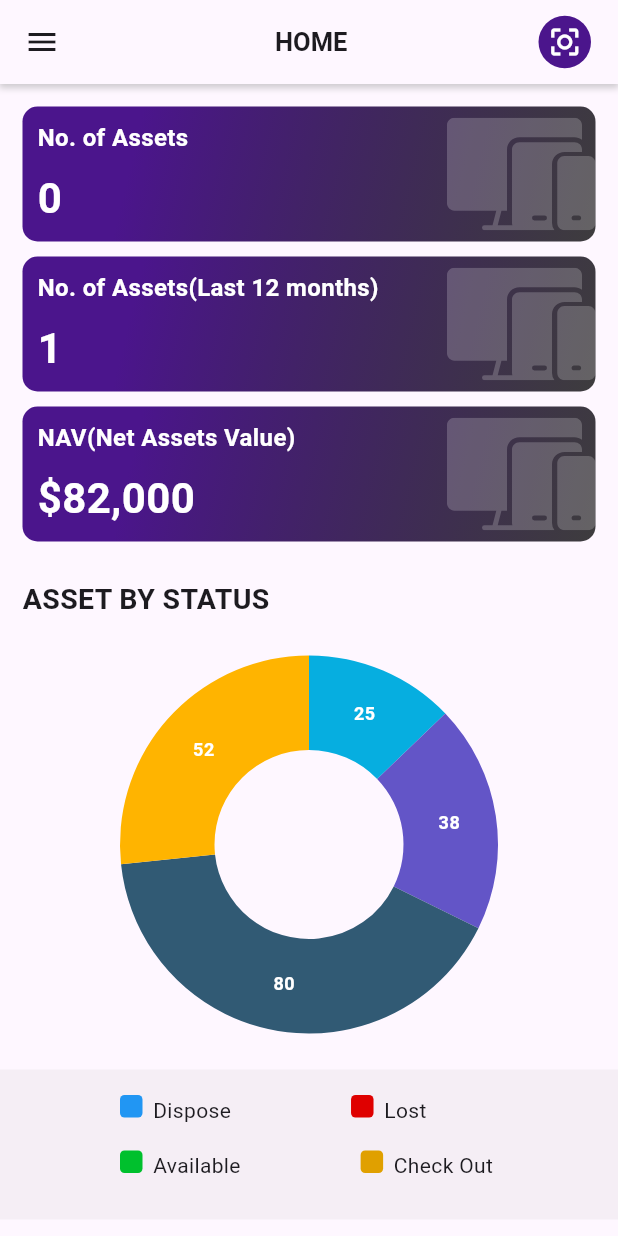
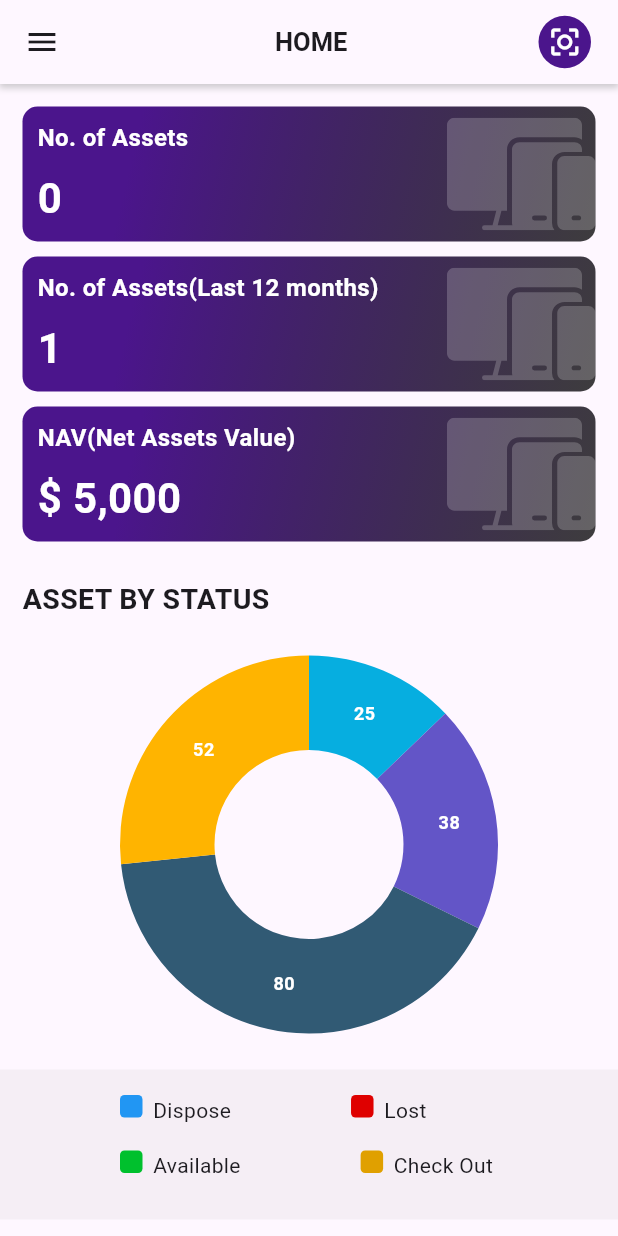
Before and after one commit to Subhan-Ayub/Grey-trunk-App, a Flutter app: the Dashboard screen opened by its route, on a phone screen of 412 x 824 dp. Run offline on Flutter 3.47's test engine with Material 3 defaults, Android fonts, the phone set to English and light mode, and no system bars; our stand-ins replace file_picker, flutter_blue, flutter_svg, get, get_storage, image_picker and 2 more; missing offline and left inert: simple_barcode_scanner; accounts and stored records are empty.

```diff
--- a/lib/src/ui/view/ScanHistory/foundAssets.dart
+++ b/lib/src/ui/view/ScanHistory/foundAssets.dart
@@ -12,7 +12,7 @@ class FoundAssets extends StatelessWidget {
       appBar: AppBar(
         title: Text(
           'SCAN RESULTS',
-          style: TextStyle(fontSize: 20, color: UIDataColors.commonColor),
+          style: TextStyle(fontSize: 20, color:Colors.black),
         ),
         centerTitle: true,
         backgroundColor: Colors.white,
--- a/lib/src/ui/view/addAsset.dart
+++ b/lib/src/ui/view/addAsset.dart
@@ -116,7 +116,6 @@ class AddAssets extends StatelessWidget {
                             );
                           },
                         );
-
                       },
                     ),
                     SizedBox(
@@ -476,6 +475,7 @@ String _getCategoryName(int index) {
       return 'Computer';
     case 6:
       return 'Furniture and Fixtures';
+
     case 7:
       return 'AV equipment';
     default:
--- a/lib/src/ui/view/dashboard.dart
+++ b/lib/src/ui/view/dashboard.dart
@@ -170,12 +170,12 @@ class Dashboard extends StatelessWidget {
                             fontSize: 16),
                       ),
                       Text(
-                        "\$82,000",
+                        "\$ 5,000",
                         style: TextStyle(
                             color: Colors.white,
                             fontWeight: FontWeight.w600,
                             fontSize: 28),
-                      )
+                      ),
                     ],
                   ),
                   SvgPicture.asset(
--- a/lib/src/ui/widgets/container_widget.dart
+++ b/lib/src/ui/widgets/container_widget.dart
@@ -17,7 +17,7 @@ class ContainerWidgets extends StatelessWidget {
   Widget build(BuildContext context) {
     return  Container(
       width: MediaQuery.of(context).size.width,
-      height: MediaQuery.of(context).size.height/3,
+      height: MediaQuery.of(context).size.height/2,
       color: UIDataColors.commonColor,
       child: Column(
         mainAxisAlignment: MainAxisAlignment.center,
--- a/lib/src/utils/routes/app_pages.dart
+++ b/lib/src/utils/routes/app_pages.dart
@@ -39,6 +39,8 @@ import 'package:flutter_application_1/src/ui/view/startScan.dart';
 import 'package:flutter_application_1/src/ui/view/viewAssets.dart';
 import 'package:flutter_application_1/src/utils/routes/routes.dart';
 import 'package:get/route_manager.dart';
+
+import '../../ui/view/read_write_rfid/read_write_rfid.dart';
 
 class AppPages {
   static const String INITIAL = Routes.splash;
@@ -186,5 +188,10 @@ class AppPages {
         page: () => Profile(),
         // binding: AddMaintenanceBindings(),
         transition: Transition.noTransition),
+    GetPage(
+        name: Routes.readWriteRfid,
+        page: () => RadWriteRfid(),
+        // binding: AddMaintenanceBindings(),
+        transition: Transition.noTransition),
   ];
 }
--- a/lib/src/utils/routes/routes.dart
+++ b/lib/src/utils/routes/routes.dart
@@ -28,6 +28,8 @@ abstract class Routes {
   static const misplaced= '/misplaced';
   static const missingAssets= '/missingAssets';
   static const profile= '/profile';
+  static const readWriteRfid= '/readWriteRfid';
+
 
 
 
```
Also changed, not shown: lib/src/ui/view/read_write_rfid/read_write_rfid.dart (+10 -0 lines).
